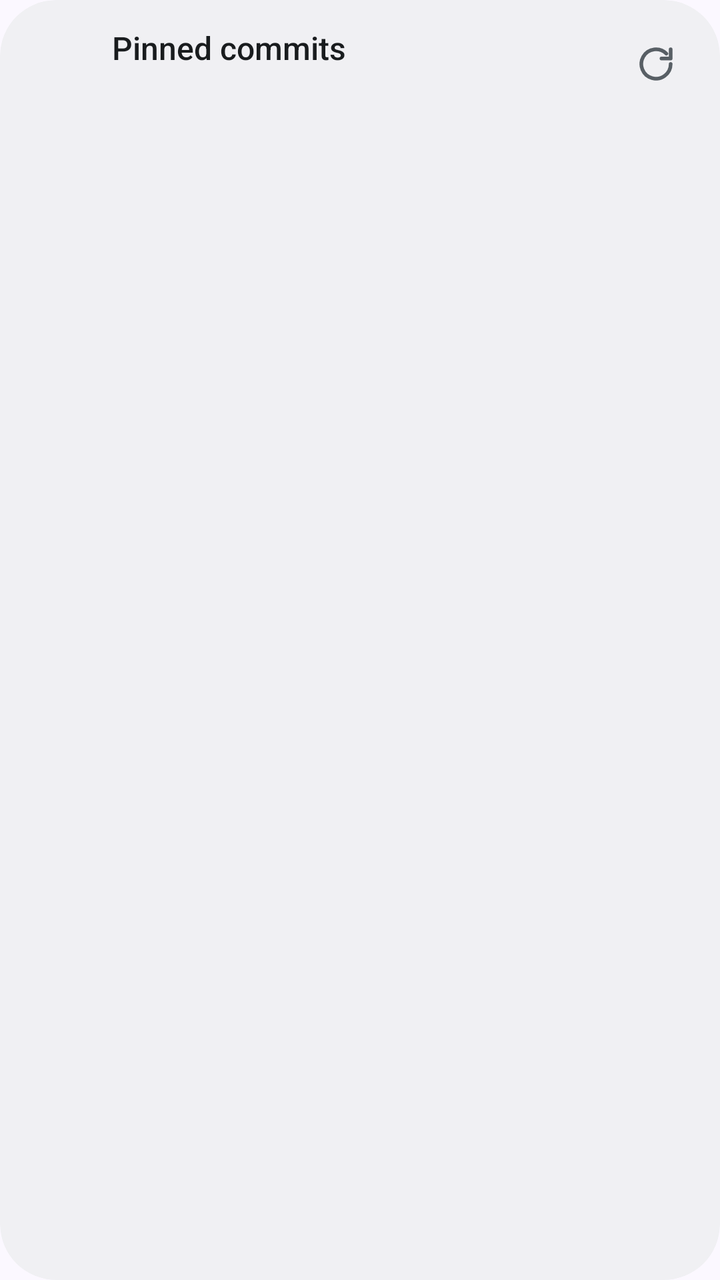
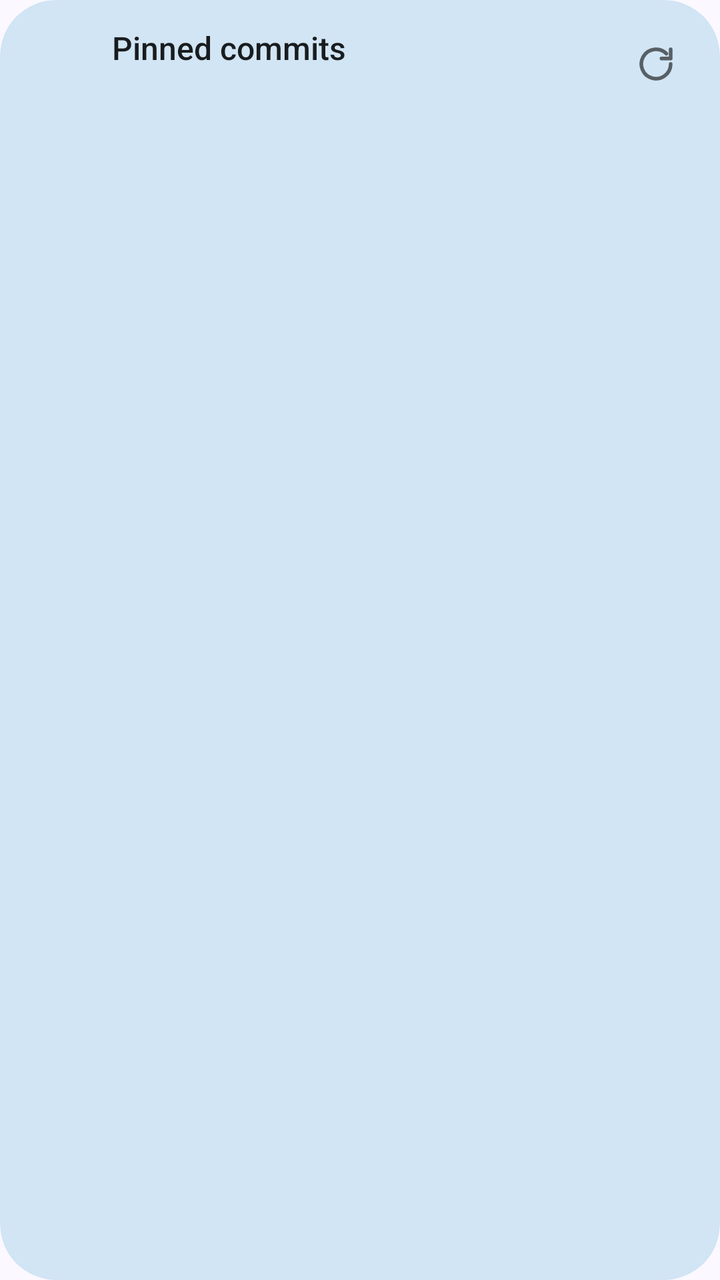

Compare the two renders of this Android layout. The source of the first and the diff that turns it into the second are given below.
<!-- AndroidManifest.xml: application theme AppTheme -->
<!-- res/layout/widget.xml -->
<?xml version="1.0" encoding="utf-8"?>
<LinearLayout xmlns:android="http://schemas.android.com/apk/res/android"
    android:id="@android:id/background"
    android:layout_width="match_parent"
    android:layout_height="match_parent"
    android:background="@drawable/widget_bg"
    android:clipToOutline="true"
    android:orientation="vertical"
    android:paddingHorizontal="12dp"
    android:paddingTop="12dp"
    android:paddingBottom="6dp">

    <LinearLayout
        android:id="@+id/header"
        android:layout_width="match_parent"
        android:layout_height="wrap_content"
        android:gravity="center_vertical"
        android:minHeight="40dp"
        android:orientation="horizontal"
        android:paddingStart="8dp"
        android:paddingBottom="6dp">

        <ImageView
            android:layout_width="26dp"
            android:layout_height="26dp"
            android:layout_marginEnd="10dp"
            android:importantForAccessibility="no"
            android:src="@mipmap/ic_launcher" />

        <LinearLayout
            android:layout_width="0dp"
            android:layout_height="wrap_content"
            android:layout_weight="1"
            android:orientation="vertical">

            <TextView
                android:id="@+id/title"
                android:layout_width="wrap_content"
                android:layout_height="wrap_content"
                android:ellipsize="end"
                android:maxLines="1"
                android:fontFamily="sans-serif-medium"
                android:text="@string/widget_title"
                android:textColor="@color/widget_text"
                android:textSize="16sp" />

            <TextView
                android:id="@+id/subtitle"
                android:layout_width="wrap_content"
                android:layout_height="wrap_content"
                android:ellipsize="end"
                android:maxLines="1"
                android:textColor="@color/widget_text_muted"
                android:textSize="12sp" />
        </LinearLayout>

        <ImageButton
            android:id="@+id/refresh"
            android:layout_width="40dp"
            android:layout_height="40dp"
            android:background="?android:attr/selectableItemBackgroundBorderless"
            android:contentDescription="@string/refresh"
            android:src="@drawable/ic_refresh" />
    </LinearLayout>

    <FrameLayout
        android:layout_width="match_parent"
        android:layout_height="0dp"
        android:layout_weight="1">

        <ListView
            android:id="@+id/list"
            android:layout_width="match_parent"
            android:layout_height="match_parent"
            android:divider="@null"
            android:dividerHeight="0dp"
            android:scrollbars="none" />

        <TextView
            android:id="@+id/empty"
            android:layout_width="match_parent"
            android:layout_height="match_parent"
            android:gravity="center"
            android:padding="12dp"
            android:textColor="@color/widget_text_muted"
            android:textSize="14sp" />
    </FrameLayout>
</LinearLayout>
<!-- resources referenced by this layout -->
<resources>
  <color name="widget_text">@android:color/system_neutral1_900</color>
  <color name="widget_text_muted">@android:color/system_neutral2_600</color>
  <!-- drawable ic_refresh (drawable) -->
  <vector xmlns:android="http://schemas.android.com/apk/res/android"
      android:width="22dp" android:height="22dp" android:viewportWidth="24" android:viewportHeight="24">
      <path android:pathData="M20,12a8,8 0,1 1,-2.34 -5.66M20,4v5h-5"
          android:strokeColor="@color/widget_text_muted" android:strokeWidth="2"
          android:strokeLineCap="round" android:strokeLineJoin="round" />
  </vector>
  <!-- drawable widget_bg (drawable) -->
  <?xml version="1.0" encoding="utf-8"?>
  <shape xmlns:android="http://schemas.android.com/apk/res/android">
      <solid android:color="@color/widget_bg" />
      <corners android:radius="@android:dimen/system_app_widget_background_radius" />
  </shape>
  <!-- mipmap ic_launcher (mipmap-anydpi-v26) -->
  <?xml version="1.0" encoding="utf-8"?>
  <adaptive-icon xmlns:android="http://schemas.android.com/apk/res/android">
      <background android:drawable="@drawable/ic_launcher_background" />
      <foreground android:drawable="@drawable/ic_launcher_foreground" />
      <monochrome android:drawable="@drawable/ic_launcher_monochrome" />
  </adaptive-icon>
  <string name="refresh">Refresh</string>
  <string name="widget_title">Pinned commits</string>
  <style name="AppTheme" parent="android:Theme.Material.Light.NoActionBar">
          <item name="android:windowBackground">@color/app_bg</item>
      </style>
  <color name="widget_bg">@android:color/system_neutral1_50</color>
  <!-- drawable ic_launcher_background (drawable) -->
  <shape xmlns:android="http://schemas.android.com/apk/res/android">
      <gradient android:angle="315" android:startColor="@color/icon_bg_start" android:endColor="@color/icon_bg_end" />
  </shape>
  <!-- drawable ic_launcher_monochrome (drawable) -->
  <vector xmlns:android="http://schemas.android.com/apk/res/android"
      android:width="108dp" android:height="108dp" android:viewportWidth="108" android:viewportHeight="108">
      <group android:scaleX="0.16" android:scaleY="0.16" android:translateX="13.04" android:translateY="13.04">
          <path android:pathData="M196,96v320" android:strokeColor="#ffffff" android:strokeWidth="30" android:strokeLineCap="round" />
          <path android:pathData="M196,300c0,-70 120,-60 120,-130" android:strokeColor="#ffffff" android:strokeWidth="30" android:strokeLineCap="round" />
          <path android:pathData="M144,140a52,52 0,1 0,104 0a52,52 0,1 0,-104 0z" android:fillColor="#ffffff" />
          <path android:pathData="M144,372a52,52 0,1 0,104 0a52,52 0,1 0,-104 0z" android:fillColor="#ffffff" />
          <path android:pathData="M278,160a38,38 0,1 0,76 0a38,38 0,1 0,-76 0z" android:fillColor="#ffffff" />
      </group>
  </vector>
  <color name="app_bg">#fbf8ff</color>
  <color name="icon_bg_start">#7b6cff</color>
  <color name="icon_bg_end">#4338ca</color>
  <!-- unchanged entries left out for length: 1 -->
</resources>

<!-- the commit's change to res/layout/widget.xml (unified diff, before → after) -->
@@ -72,8 +72,8 @@
             android:id="@+id/list"
             android:layout_width="match_parent"
             android:layout_height="match_parent"
-            android:divider="@null"
-            android:dividerHeight="0dp"
+            android:divider="@android:color/transparent"
+            android:dividerHeight="8dp"
             android:scrollbars="none" />
 
         <TextView
<!-- resource entries referenced after the edit -->
@@ -27,7 +27,7 @@
   <style name="AppTheme" parent="android:Theme.Material.Light.NoActionBar">
           <item name="android:windowBackground">@color/app_bg</item>
       </style>
-  <color name="widget_bg">@android:color/system_neutral1_50</color>
+  <color name="widget_bg">@android:color/system_accent2_100</color>
   <!-- drawable ic_launcher_background (drawable) -->
   <shape xmlns:android="http://schemas.android.com/apk/res/android">
       <gradient android:angle="315" android:startColor="@color/icon_bg_start" android:endColor="@color/icon_bg_end" />
